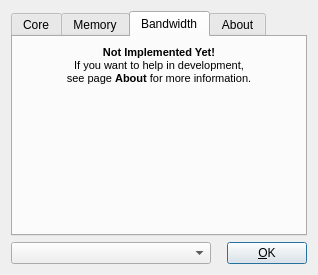
First picture: the form in ui/czdialog.ui, repository spainnoobperez/cuda-z, before the edit.
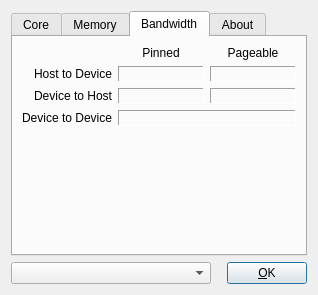
Second picture: the form after the edit. The open tabs and pages were chosen to show the change. Icons and pictures are not drawn.

```diff
--- a/ui/czdialog.ui
+++ b/ui/czdialog.ui
@@ -6,7 +6,7 @@
     <x>0</x>
     <y>0</y>
     <width>318</width>
-    <height>275</height>
+    <height>295</height>
    </rect>
   </property>
   <property name="windowTitle" >
@@ -542,29 +542,156 @@
         <x>0</x>
         <y>0</y>
         <width>294</width>
-        <height>197</height>
+        <height>217</height>
        </rect>
       </property>
       <attribute name="title" >
        <string>Bandwidth</string>
       </attribute>
       <layout class="QGridLayout" name="gridLayout_4" >
-       <item row="0" column="0" >
-        <widget class="QLabel" name="labelNIY" >
+       <item row="0" column="1" >
+        <widget class="QLabel" name="labelRatePin" >
          <property name="text" >
-          <string>&lt;!DOCTYPE HTML PUBLIC "-//W3C//DTD HTML 4.0//EN" "http://www.w3.org/TR/REC-html40/strict.dtd">
-&lt;html>&lt;head>&lt;meta name="qrichtext" content="1" />&lt;style type="text/css">
-p, li { white-space: pre-wrap; }
-&lt;/style>&lt;/head>&lt;body style=" font-family:'MS Shell Dlg 2'; font-size:8.25pt; font-weight:400; font-style:normal;">
-&lt;p style=" margin-top:0px; margin-bottom:0px; margin-left:0px; margin-right:0px; -qt-block-indent:0; text-indent:0px; font-size:8pt;">&lt;span style=" font-weight:600;">Not Implemented Yet!&lt;/span>&lt;/p>
-&lt;p style=" margin-top:0px; margin-bottom:0px; margin-left:0px; margin-right:0px; -qt-block-indent:0; text-indent:0px; font-size:8pt; font-weight:600;">&lt;span style=" font-weight:400;">If you want to help in development,&lt;/span>&lt;/p>
-&lt;p style=" margin-top:0px; margin-bottom:0px; margin-left:0px; margin-right:0px; -qt-block-indent:0; text-indent:0px; font-size:8pt;">see page &lt;span style=" font-weight:600;">About&lt;/span> for more information.&lt;/p>&lt;/body>&lt;/html></string>
+          <string>Pinned</string>
          </property>
          <property name="alignment" >
-          <set>Qt::AlignHCenter|Qt::AlignTop</set>
+          <set>Qt::AlignCenter</set>
          </property>
         </widget>
        </item>
+       <item row="0" column="2" >
+        <widget class="QLabel" name="labelRatePage" >
+         <property name="text" >
+          <string>Pageable</string>
+         </property>
+         <property name="alignment" >
+          <set>Qt::AlignCenter</set>
+         </property>
+        </widget>
+       </item>
+       <item row="1" column="0" >
+        <widget class="QLabel" name="labelHDRate" >
+         <property name="text" >
+          <string>Host to Device</string>
+         </property>
+         <property name="alignment" >
+          <set>Qt::AlignRight|Qt::AlignTrailing|Qt::AlignVCenter</set>
+         </property>
+        </widget>
+       </item>
+       <item row="1" column="1" >
+        <widget class="QLabel" name="labelHDRatePinText" >
+         <property name="frameShape" >
+          <enum>QFrame::Panel</enum>
+         </property>
+         <property name="frameShadow" >
+          <enum>QFrame::Sunken</enum>
+         </property>
+         <property name="text" >
+          <string>&lt;rate MB/s></string>
+         </property>
+         <property name="textInteractionFlags" >
+          <set>Qt::LinksAccessibleByMouse</set>
+         </property>
+        </widget>
+       </item>
+       <item row="1" column="2" >
+        <widget class="QLabel" name="labelHDRatePageText" >
+         <property name="frameShape" >
+          <enum>QFrame::Panel</enum>
+         </property>
+         <property name="frameShadow" >
+          <enum>QFrame::Sunken</enum>
+         </property>
+         <property name="text" >
+          <string>&lt;rate MB/s></string>
+         </property>
+         <property name="textInteractionFlags" >
+          <set>Qt::LinksAccessibleByMouse</set>
+         </property>
+        </widget>
+       </item>
+       <item row="2" column="0" >
+        <widget class="QLabel" name="labelDHRate" >
+         <property name="text" >
+          <string>Device to Host</string>
+         </property>
+         <property name="alignment" >
+          <set>Qt::AlignRight|Qt::AlignTrailing|Qt::AlignVCenter</set>
+         </property>
+        </widget>
+       </item>
+       <item row="2" column="1" >
+        <widget class="QLabel" name="labelDHRatePinText" >
+         <property name="frameShape" >
+          <enum>QFrame::Panel</enum>
+         </property>
+         <property name="frameShadow" >
+          <enum>QFrame::Sunken</enum>
+         </property>
+         <property name="text" >
+          <string>&lt;rate MB/s></string>
+         </property>
+         <property name="textInteractionFlags" >
+          <set>Qt::LinksAccessibleByMouse</set>
+         </property>
+        </widget>
+       </item>
+       <item row="2" column="2" >
+        <widget class="QLabel" name="labelDHRatePageText" >
+         <property name="frameShape" >
+          <enum>QFrame::Panel</enum>
+         </property>
+         <property name="frameShadow" >
+          <enum>QFrame::Sunken</enum>
+         </property>
+         <property name="text" >
+          <string>&lt;rate MB/s></string>
+         </property>
+         <property name="textInteractionFlags" >
+          <set>Qt::LinksAccessibleByMouse</set>
+         </property>
+        </widget>
+       </item>
+       <item row="3" column="0" >
+        <widget class="QLabel" name="labelDDRate" >
+         <property name="text" >
+          <string>Device to Device</string>
+         </property>
+         <property name="alignment" >
+          <set>Qt::AlignRight|Qt::AlignTrailing|Qt::AlignVCenter</set>
+         </property>
+        </widget>
+       </item>
+       <item row="3" column="1" colspan="2" >
+        <widget class="QLabel" name="labelDDRateText" >
+         <property name="frameShape" >
+          <enum>QFrame::Panel</enum>
+         </property>
+         <property name="frameShadow" >
+          <enum>QFrame::Sunken</enum>
+         </property>
+         <property name="text" >
+          <string>&lt;rate MB/s></string>
+         </property>
+         <property name="textInteractionFlags" >
+          <set>Qt::LinksAccessibleByMouse</set>
+         </property>
+        </widget>
+       </item>
+       <item row="4" column="0" colspan="3" >
+        <spacer name="verticalSpacer_6" >
+         <property name="orientation" >
+          <enum>Qt::Vertical</enum>
+         </property>
+         <property name="sizeHint" stdset="0" >
+          <size>
+           <width>273</width>
+           <height>110</height>
+          </size>
+         </property>
+        </spacer>
+       </item>
       </layout>
      </widget>
      <widget class="QWidget" name="tabAbout" >
```
Left out of the diff: 76 changed lines with no effect on the pictures.
